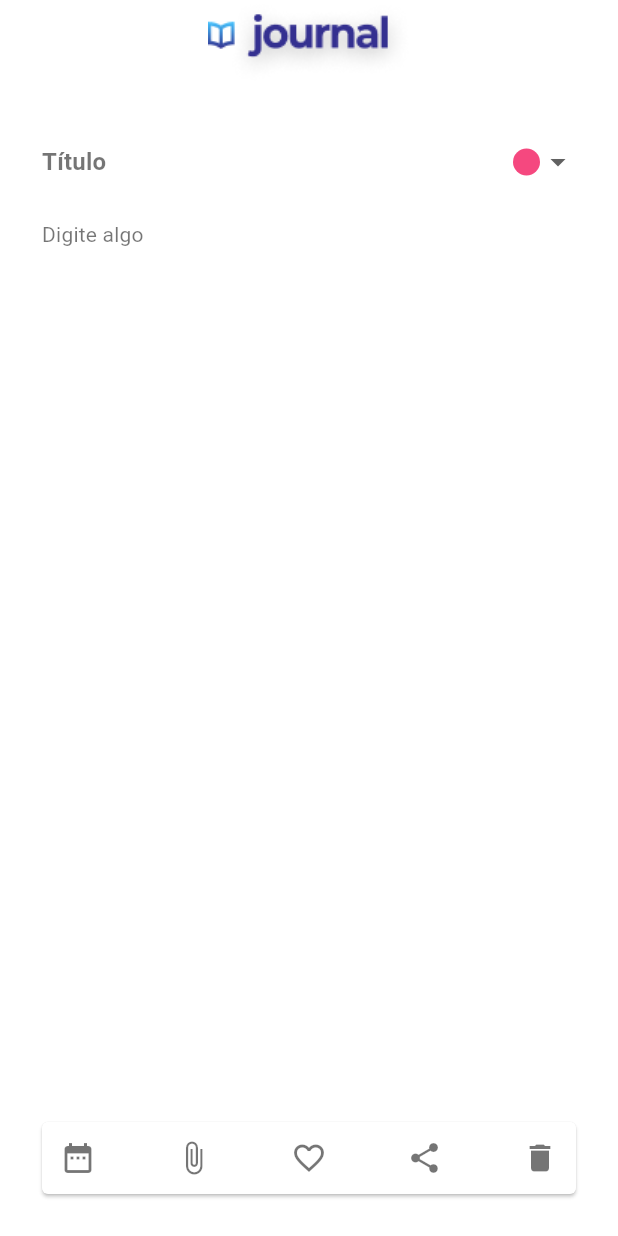
After one commit to RaroAcademy/bloco_de_notas, a Flutter app: the screen it shows after launch, after a tap on the "add" icon, on a phone screen of 412 x 824 dp. The commit adds this screen. Run offline on Flutter 3.47's test engine with Material 2 defaults, Android fonts, the light colour scheme and no system bars; missing offline and left inert: animated_card; project files that could hold a hidden picture were left out.

Commit message:
create new note page

```diff
--- a/lib/src/features/home/home_page.dart
+++ b/lib/src/features/home/home_page.dart
@@ -1,5 +1,6 @@
 import 'dart:ui';
 
+import 'package:bloco_de_notas/src/features/new_note/new_note.dart';
 import 'package:bloco_de_notas/src/shared/constants/app_colors.dart';
 import 'package:bloco_de_notas/src/shared/constants/text_styles.dart';
 import 'package:flutter/material.dart';
@@ -65,22 +66,22 @@ class _HomePageState extends State<HomePage> {
                 child: Padding(
                   padding: const EdgeInsets.only(
                     top: 24.0,
-                    bottom: 140.0,
                     left: 40.0,
                     right: 40.0,
                   ),
-                  child: Column(
+                  child: Flex(
+                    direction: Axis.vertical,
                     mainAxisAlignment: MainAxisAlignment.start,
                     crossAxisAlignment: CrossAxisAlignment.start,
                     mainAxisSize: MainAxisSize.min,
                     children: [
-                      Text(
-                        "Não importa onde você\nesteja! Guarde suas ideias pra depois ;)",
-                        style: TextStyles.roxo24w400Roboto,
+                      Flexible(
+                        child: Text(
+                          "Não importa onde você esteja! Guarde suas ideias pra depois ;)",
+                          style: TextStyles.roxo24w400Roboto,
+                        ),
                       ),
-                      SizedBox(
-                        height: 24.0,
-                      ),
+                      SizedBox(height: 24.0),
                       Text(
                         "Comece agora a criar as suas notas!",
                         style: TextStyles.ciano16w400Roboto,
@@ -95,6 +96,13 @@ class _HomePageState extends State<HomePage> {
       ),
       floatingActionButtonLocation: FloatingActionButtonLocation.centerFloat,
       floatingActionButton: InkWell(
+        onTap: () {
+          Navigator.of(context).push(
+            MaterialPageRoute(
+              builder: (BuildContext context) => NewNotePage(),
+            ),
+          );
+        },
         child: Container(
           width: 56.0,
           height: 56.0,
--- /dev/null
+++ b/lib/src/features/new_note/new_note.dart
@@ -0,0 +1,239 @@
+import 'package:flutter/material.dart';
+import 'package:flutter/widgets.dart';
+
+import 'package:bloco_de_notas/src/shared/constants/app_colors.dart';
+
+class NewNotePage extends StatefulWidget {
+  const NewNotePage({Key? key}) : super(key: key);
+
+  @override
+  _NewNotePageState createState() => _NewNotePageState();
+}
+
+class _NewNotePageState extends State<NewNotePage> {
+  late DropDownItemData _value = DropDownItemData(
+    color: AppColors.rosa,
+    value: "rosa",
+  );
+
+  final List<DropDownItemData> list = [
+    DropDownItemData(
+      color: AppColors.rosa,
+      value: "rosa",
+    ),
+    DropDownItemData(
+      color: AppColors.verde,
+      value: "verde",
+    ),
+    DropDownItemData(
+      color: AppColors.roxo,
+      value: "roxo",
+    ),
+    DropDownItemData(
+      color: AppColors.ciano,
+      value: "ciano",
+    ),
+    DropDownItemData(
+      color: AppColors.amarelo,
+      value: "amarelo",
+    ),
+  ];
+
+  @override
+  void initState() {
+    _value = list[0];
+    super.initState();
+  }
+
+  @override
+  Widget build(BuildContext context) {
+    return Scaffold(
+      backgroundColor: Colors.white,
+      appBar: AppBar(
+        title: Image.asset("assets/images/app_bar_logo.png"),
+        backgroundColor: Colors.white,
+        centerTitle: true,
+        elevation: 0.0,
+      ),
+      body: Stack(
+        children: [
+          SingleChildScrollView(
+            physics: BouncingScrollPhysics(),
+            child: Padding(
+              padding: const EdgeInsets.all(28.0),
+              child: Column(
+                mainAxisAlignment: MainAxisAlignment.start,
+                children: [
+                  Flex(
+                    direction: Axis.horizontal,
+                    children: [
+                      Expanded(
+                        child: TextField(
+                          decoration: InputDecoration(
+                            hintText: "Título",
+                            hintStyle: TextStyle(
+                              fontFamily: "Roboto",
+                              fontWeight: FontWeight.w700,
+                              fontSize: 16.0,
+                              letterSpacing: 0.15,
+                              color: Colors.black.withOpacity(0.54),
+                            ),
+                            labelStyle: TextStyle(
+                              fontFamily: "Roboto",
+                              fontWeight: FontWeight.w700,
+                              fontSize: 16.0,
+                              letterSpacing: 0.15,
+                              color: Colors.black.withOpacity(0.54),
+                            ),
+                            border: InputBorder.none,
+                            errorBorder: InputBorder.none,
+                            enabledBorder: InputBorder.none,
+                            focusedBorder: InputBorder.none,
+                            disabledBorder: InputBorder.none,
+                            focusedErrorBorder: InputBorder.none,
+                          ),
+                        ),
+                      ),
+                      DropdownButton(
+                        underline: Container(),
+                        onChanged: (value) {
+                          setState(() {
+                            _value = value as DropDownItemData;
+                          });
+                        },
+                        value: _value,
+                        selectedItemBuilder: (BuildContext context) {
+                          return list.map<Widget>((DropDownItemData item) {
+                            return Center(
+                              child: Container(
+                                height: 18.0,
+                                width: 18.0,
+                                decoration: BoxDecoration(
+                                  color: _value.color,
+                                  shape: BoxShape.circle,
+                                ),
+                              ),
+                            );
+                          }).toList();
+                        },
+                        focusColor: Colors.transparent,
+                        items: list
+                            .map(
+                              (e) => DropdownMenuItem(
+                                value: e,
+                                child: Center(
+                                  child: Container(
+                                    height: 18.0,
+                                    width: 18.0,
+                                    decoration: BoxDecoration(
+                                      color: e.color,
+                                      shape: BoxShape.circle,
+                                    ),
+                                  ),
+                                ),
+                              ),
+                            )
+                            .toList(),
+                      ),
+                    ],
+                  ),
+                  TextField(
+                    maxLines: null,
+                    minLines: null,
+                    decoration: InputDecoration(
+                      hintText: "Digite algo",
+                      hintStyle: TextStyle(
+                        fontFamily: "Roboto",
+                        fontSize: 14.0,
+                        fontWeight: FontWeight.w400,
+                        letterSpacing: 0.15,
+                        color: Colors.black.withOpacity(0.54),
+                      ),
+                      border: InputBorder.none,
+                      errorBorder: InputBorder.none,
+                      enabledBorder: InputBorder.none,
+                      focusedBorder: InputBorder.none,
+                      disabledBorder: InputBorder.none,
+                      focusedErrorBorder: InputBorder.none,
+                    ),
+                  ),
+                  SizedBox(
+                    height: 24.0,
+                  )
+                ],
+              ),
+            ),
+          ),
+          Visibility(
+            visible: MediaQuery.of(context).viewInsets.bottom == 0,
+            child: Align(
+              alignment: Alignment.bottomCenter,
+              child: Padding(
+                padding: const EdgeInsets.only(
+                  left: 24.0,
+                  right: 24.0,
+                  bottom: 24.0,
+                ),
+                child: SafeArea(
+                  bottom: true,
+                  child: Card(
+                    child: Row(
+                      mainAxisAlignment: MainAxisAlignment.spaceBetween,
+                      children: [
+                        IconButton(
+                          onPressed: () {},
+                          icon: Icon(
+                            Icons.date_range,
+                            color: Colors.black.withOpacity(0.54),
+                          ),
+                        ),
+                        IconButton(
+                          onPressed: () {},
+                          icon: Icon(
+                            Icons.attach_file_outlined,
+                            color: Colors.black.withOpacity(0.54),
+                          ),
+                        ),
+                        IconButton(
+                          onPressed: () {},
+                          icon: Icon(
+                            Icons.favorite_border,
+                            color: Colors.black.withOpacity(0.54),
+                          ),
+                        ),
+                        IconButton(
+                          onPressed: () {},
+                          icon: Icon(
+                            Icons.share,
+                            color: Colors.black.withOpacity(0.54),
+                          ),
+                        ),
+                        IconButton(
+                          onPressed: () {},
+                          icon: Icon(
+                            Icons.delete,
+                            color: Colors.black.withOpacity(0.54),
+                          ),
+                        ),
+                      ],
+                    ),
+                  ),
+                ),
+              ),
+            ),
+          )
+        ],
+      ),
+    );
+  }
+}
+
+class DropDownItemData {
+  final Color color;
+  final String value;
+
+  DropDownItemData({
+    required this.color,
+    required this.value,
+  });
+}
```
Also changed, not shown: assets/images/app_bar_logo.png (added).
